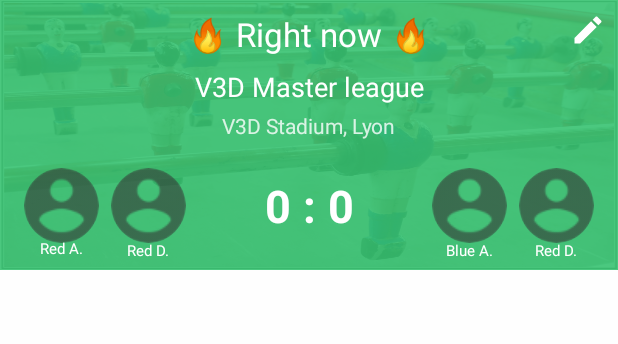
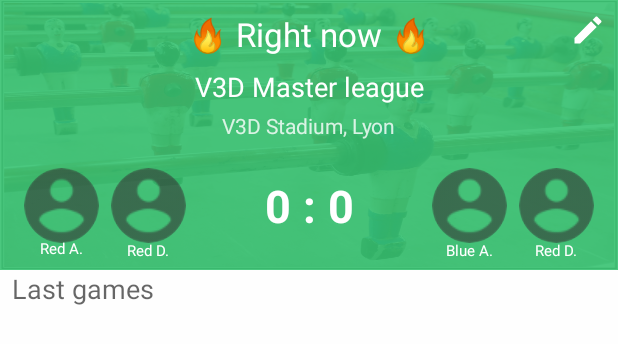
Before and after one commit to m-maillot/FunAtWorkAndroid, an Android app: the layout fragment_matchs.xml on its own in the app's theme, with its tools: preview values and no code run, on a phone screen of 412 x 824 dp. Shown: the top 344 px of the screen. Run offline under Robolectric (Android 15) with nearby library versions, the phone set to English and light mode, and no system bars.

Commit message:
Add a title for last matchs

```diff
--- a/app/src/main/res/layout/fragment_matchs.xml
+++ b/app/src/main/res/layout/fragment_matchs.xml
@@ -1,33 +1,47 @@
 <?xml version="1.0" encoding="utf-8"?>
-<android.support.constraint.ConstraintLayout
-    xmlns:android="http://schemas.android.com/apk/res/android"
+<android.support.constraint.ConstraintLayout xmlns:android="http://schemas.android.com/apk/res/android"
     xmlns:app="http://schemas.android.com/apk/res-auto"
     android:layout_width="match_parent"
-    android:background="@color/colorBackground"
-    android:layout_height="match_parent">
+    android:layout_height="match_parent"
+    android:background="@color/colorBackground">
 
-    <ViewFlipper android:id="@+id/vf_current_match_header"
-                 android:layout_width="0dp"
-                 android:layout_height="180dp"
-                 app:layout_constraintLeft_toLeftOf="parent"
-                 app:layout_constraintRight_toRightOf="parent"
-                 app:layout_constraintTop_toTopOf="parent" >
+    <ViewFlipper
+        android:id="@+id/vf_current_match_header"
+        android:layout_width="0dp"
+        android:layout_height="180dp"
+        app:layout_constraintLeft_toLeftOf="parent"
+        app:layout_constraintRight_toRightOf="parent"
+        app:layout_constraintTop_toTopOf="parent">
 
-        <include android:id="@+id/match_current_game"
-                 layout="@layout/babyfoot_current_game_header" />
-        <include android:id="@+id/match_no_current_game"
-                 layout="@layout/babyfoot_no_current_game_header"/>
+        <include
+            android:id="@+id/match_current_game"
+            layout="@layout/babyfoot_current_game_header" />
+
+        <include
+            android:id="@+id/match_no_current_game"
+            layout="@layout/babyfoot_no_current_game_header" />
 
     </ViewFlipper>
+
+    <TextView
+        android:id="@+id/textView"
+        android:layout_width="wrap_content"
+        android:layout_height="wrap_content"
+        android:layout_marginStart="8dp"
+        android:text="@string/matchs_last_games"
+        android:textAppearance="@style/Base.TextAppearance.AppCompat.Medium"
+        app:layout_constraintStart_toStartOf="parent"
+        app:layout_constraintTop_toBottomOf="@+id/vf_current_match_header" />
 
     <android.support.v7.widget.RecyclerView
         android:id="@+id/rv_games"
         android:layout_width="0dp"
         android:layout_height="0dp"
+        android:layout_marginTop="8dp"
         app:layout_constraintBottom_toBottomOf="parent"
         app:layout_constraintLeft_toLeftOf="parent"
         app:layout_constraintRight_toRightOf="parent"
-        app:layout_constraintTop_toBottomOf="@+id/vf_current_match_header">
+        app:layout_constraintTop_toBottomOf="@+id/textView">
 
     </android.support.v7.widget.RecyclerView>
 
--- a/app/src/main/res/values/strings.xml
+++ b/app/src/main/res/values/strings.xml
@@ -39,5 +39,6 @@
     <string name="game_goal_gamelle">G</string>
     <string name="start_game_start">Start!</string>
     <string name="start_game_versus">VS</string>
+    <string name="matchs_last_games">Last games</string>
 
 </resources>
--- a/data/src/main/java/io/funatwork/core/net/game/GameRestApiImpl.kt
+++ b/data/src/main/java/io/funatwork/core/net/game/GameRestApiImpl.kt
@@ -52,7 +52,7 @@ class GameRestApiImpl(val connectionUtils: ConnectionUtils) : GameRestApi {
             Observable.create<List<GameEntity>> { emitter ->
                 if (connectionUtils.isThereInternetConnection()) {
                     try {
-                        val (request, response, result) = RestApiData.API_URL_GET_GAME_LIST.httpGet().responseObject(GameListDeserializer())
+                        val (request, response, result) = "${RestApiData.API_URL_GET_GAME_LIST}?limit=10".httpGet().responseObject(GameListDeserializer())
                         if (result.component2() == null) {
                             emitter.onNext(result.get())
                             emitter.onComplete()
```
